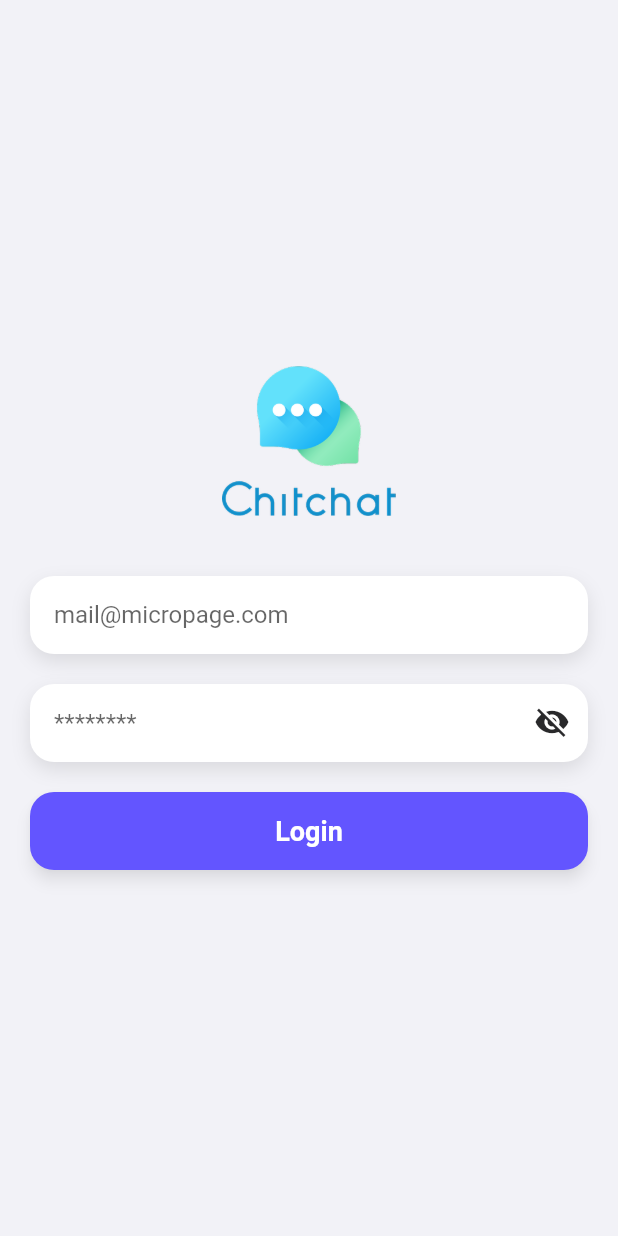
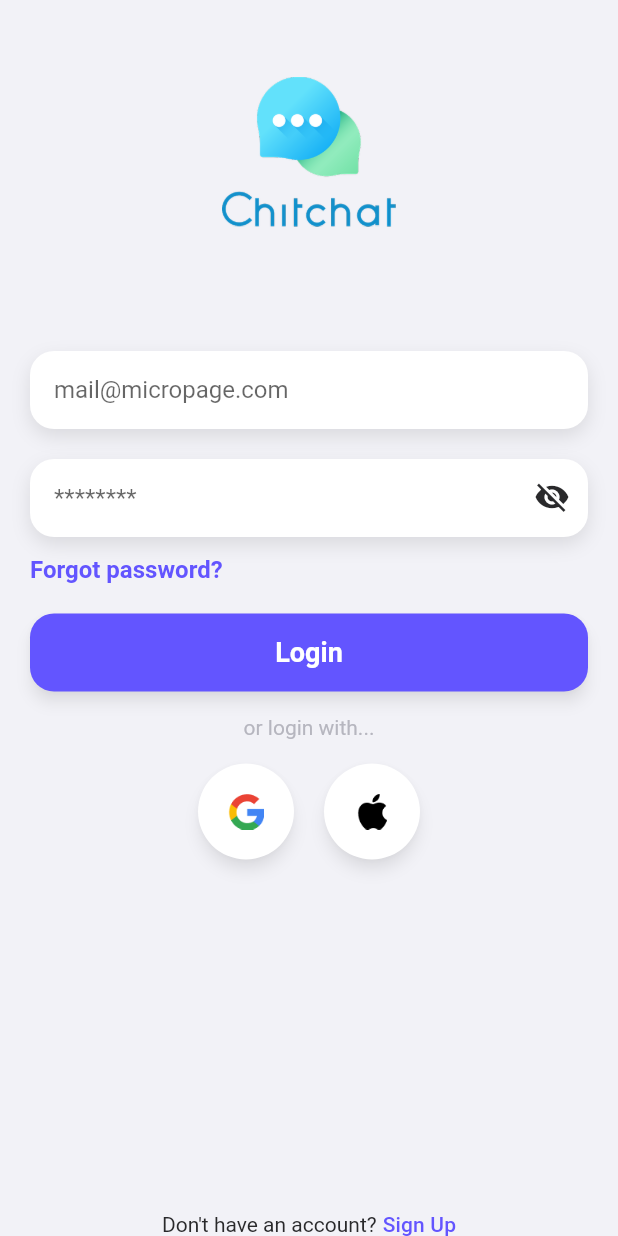
Before and after one commit to namcchan/flutter-chatting, a Flutter app: the screen it shows after launch, on a phone screen of 412 x 824 dp. Run offline on Flutter 3.47's test engine with Material 2 defaults, Android fonts, the phone set to English and light mode, and no system bars; missing offline and left inert: random_avatar.

Commit message:
Finished Login screen

```diff
--- a/lib/screens/authentication/login_screen.dart
+++ b/lib/screens/authentication/login_screen.dart
@@ -1,5 +1,6 @@
 import 'package:flutter/material.dart';
 import 'package:flutter_chat_app/constants/theme.dart';
+import 'package:flutter_chat_app/widgets/image_button.dart';
 import 'package:flutter_chat_app/widgets/input.dart';
 
 import '../../widgets/button.dart';
@@ -24,8 +25,22 @@ class _LoginScreenState extends State<LoginScreen> {
           child: Column(
             mainAxisAlignment: MainAxisAlignment.center,
             children: [
+              Expanded(
+                flex: 1,
+                child: Column(
+                  crossAxisAlignment: CrossAxisAlignment.center,
+                  mainAxisAlignment: MainAxisAlignment.center,
+                  children: [
                     Image.asset('assets/logo.png', width: 120, height: 100),
-              const SizedBox(height: 40),
+                  ],
+                ),
+              ),
+              Expanded(
+                flex: 3,
+                child: Column(
+                  mainAxisAlignment: MainAxisAlignment.start,
+                  children: [
+                    const SizedBox(height: 32),
                     const Input(hintText: 'mail@micropage.com'),
                     const SizedBox(height: 20),
                     Input(
@@ -33,7 +48,9 @@ class _LoginScreenState extends State<LoginScreen> {
                       hintText: '********',
                       suffixIcon: IconButton(
                         icon: Icon(
-                    _passwordVisible ? Icons.visibility : Icons.visibility_off,
+                          _passwordVisible
+                              ? Icons.visibility
+                              : Icons.visibility_off,
                           color: AppTheme.neutral1,
                         ),
                         onPressed: () {
@@ -43,11 +60,67 @@ class _LoginScreenState extends State<LoginScreen> {
                         },
                       ),
                     ),
+                    const SizedBox(height: 12),
+                    Row(
+                      children: [
+                        InkWell(
+                          child: Text(
+                            'Forgot password?',
+                            style: Theme.of(context)
+                                .textTheme
+                                .titleMedium
+                                ?.copyWith(
+                                    color: AppTheme.primary1,
+                                    fontWeight: FontWeight.w600),
+                          ),
+                        ),
+                      ],
+                    ),
                     const SizedBox(height: 20),
                     Button(
                       title: "Login",
-                onPressed: () => print("okela"),
+                      onPressed: () => {},
                     ),
+                    const Padding(
+                      padding: EdgeInsets.symmetric(vertical: 16.0),
+                      child: Text(
+                        "or login with...",
+                        style: TextStyle(color: AppTheme.neutral5),
+                      ),
+                    ),
+                    Row(
+                      mainAxisAlignment: MainAxisAlignment.center,
+                      children: [
+                        ImageButton(
+                          onPressed: () => {},
+                          imagePath: 'assets/images/google.png',
+                        ),
+                        const SizedBox(width: 20),
+                        ImageButton(
+                          onPressed: () => {},
+                          imagePath: 'assets/images/apple.png',
+                        )
+                      ],
+                    ),
+                  ],
+                ),
+              ),
+              Row(
+                mainAxisAlignment: MainAxisAlignment.center,
+                children: [
+                  const Text("Don't have an account?"),
+                  const SizedBox(width: 4),
+                  InkWell(
+                    child: Text(
+                      "Sign Up",
+                      style: Theme.of(context)
+                          .textTheme
+                          .titleSmall
+                          ?.copyWith(color: AppTheme.primary1),
+                    ),
+                  ),
+                ],
+              )
             ],
           ),
         ),
--- /dev/null
+++ b/lib/widgets/image_button.dart
@@ -0,0 +1,38 @@
+import 'package:flutter/material.dart';
+
+import '../constants/theme.dart';
+
+class ImageButton extends StatelessWidget {
+  final VoidCallback onPressed;
+  final String imagePath;
+
+  const ImageButton({
+    super.key,
+    required this.onPressed,
+    required this.imagePath,
+  });
+
+  @override
+  Widget build(BuildContext context) {
+    return SizedBox(
+      height: 64.0,
+      width: 64.0,
+      child: ElevatedButton(
+        onPressed: onPressed,
+        style: ElevatedButton.styleFrom(
+          backgroundColor: AppTheme.white,
+          shape: RoundedRectangleBorder(
+            borderRadius: BorderRadius.circular(64.0),
+          ),
+          elevation: 4,
+          shadowColor: Colors.black.withOpacity(0.4),
+        ),
+        child: Image.asset(
+          imagePath,
+          width: 24,
+          height: 24,
+        ),
+      ),
+    );
+  }
+}
--- a/pubspec.yaml
+++ b/pubspec.yaml
@@ -61,6 +61,7 @@ flutter:
 
   # To add assets to your application, add an assets section, like this:
   assets:
+    - assets/images/
     - assets/logo.png
 
   # An image asset can refer to one or more resolution-specific "variants", see
```
Also changed, not shown: assets/images/apple.png (added), assets/images/google.png (added). Lines whose indentation alone changed are shown as unchanged.
